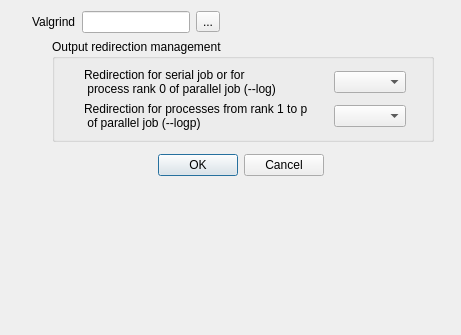
Qt form gui/Pages/BatchRunningAdvancedOptionsDialogForm.ui (code-saturne/code_saturne) before a commit.
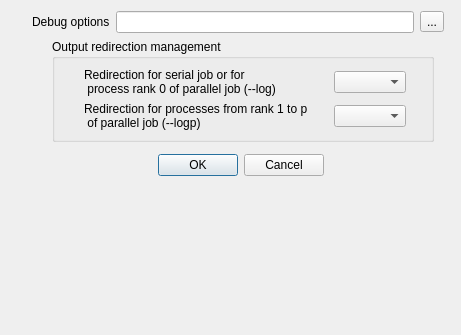
The same form after that commit. Icons and pictures are not drawn.

Commit message: Allow using the debug wrapper from the GUI or scripts.

```diff
--- a/gui/Pages/BatchRunningAdvancedOptionsDialogForm.ui
+++ b/gui/Pages/BatchRunningAdvancedOptionsDialogForm.ui
@@ -27,19 +27,6 @@
      </property>
     </spacer>
    </item>
-   <item row="0" column="2">
-    <spacer name="horizontalSpacer_9">
-     <property name="orientation">
-      <enum>Qt::Horizontal</enum>
-     </property>
-     <property name="sizeHint" stdset="0">
-      <size>
-       <width>3</width>
-       <height>20</height>
-      </size>
-     </property>
-    </spacer>
-   </item>
    <item row="1" column="1" colspan="2">
     <layout class="QHBoxLayout">
      <item>
@@ -222,13 +209,23 @@
    </item>
    <item row="0" column="1">
     <layout class="QGridLayout" name="gridLayout">
-     <item row="0" column="1" colspan="2">
-      <widget class="QLineEdit" name="lineEdit_3"/>
-     </item>
      <item row="0" column="0">
       <widget class="QLabel" name="label_7">
        <property name="text">
-        <string>Valgrind</string>
+        <string>Debug options</string>
+       </property>
+      </widget>
+     </item>
+     <item row="0" column="1" colspan="2">
+      <widget class="QLineEdit" name="lineEdit_3">
+       <property name="sizePolicy">
+        <sizepolicy hsizetype="Ignored" vsizetype="Fixed">
+         <horstretch>30</horstretch>
+         <verstretch>0</verstretch>
+        </sizepolicy>
+       </property>
+       <property name="toolTip">
+        <string>Debugging tool related command-line options fro code execution.</string>
        </property>
       </widget>
      </item>
@@ -237,6 +234,10 @@
        <property name="text">
         <string>...</string>
        </property>
+       <property name="icon">
+        <iconset resource="resources_pages.qrc">
+         <normaloff>:/new/prefix1/icons/22x22/help.png</normaloff>:/new/prefix1/icons/22x22/help.png</iconset>
+       </property>
       </widget>
      </item>
     </layout>
```
Left out of the diff: 4 changed lines with no effect on the pictures. The commit also changes 11 other files.
